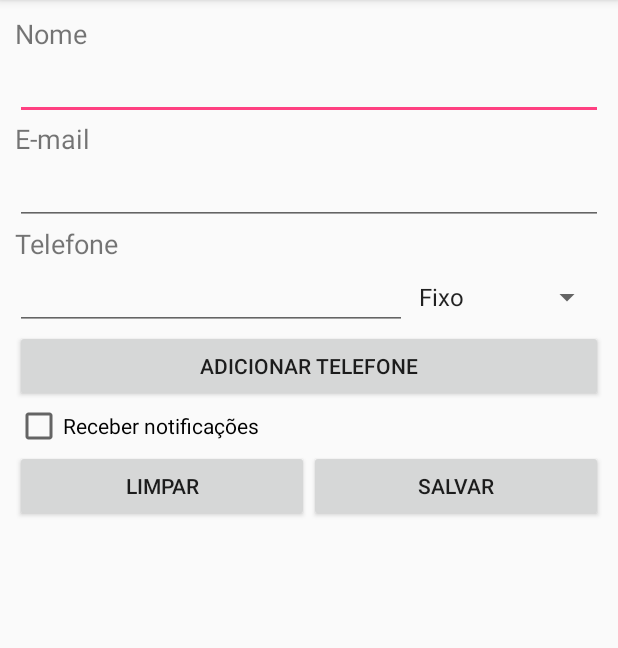
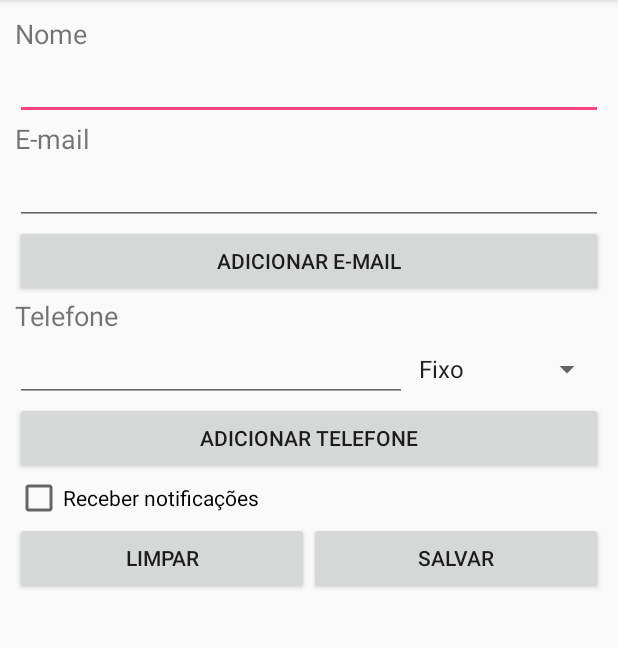
Before and after one commit to joaolutzSDM/LayoutsSDM, an Android app: the screen it shows after launch (MainActivity), after a tap on "ADICIONAR TELEFONE", on a phone screen of 412 x 824 dp, the part 84-732 px from its top. Run offline under Robolectric (Android 15) with nearby library versions, the phone set to English and light mode, and no system bars; 1 other tap on this screen came first.

Commit message:
Finalizando projeto de Layout para entrega.

```diff
--- a/app/src/main/java/br/edu/ifsp/scl/sdm/layoutssdm/MainActivity.java
+++ b/app/src/main/java/br/edu/ifsp/scl/sdm/layoutssdm/MainActivity.java
@@ -1,15 +1,14 @@
 package br.edu.ifsp.scl.sdm.layoutssdm;
 
-import android.os.PersistableBundle;
 import android.support.v7.app.AppCompatActivity;
 import android.os.Bundle;
-import android.view.LayoutInflater;
 import android.view.View;
 import android.widget.CheckBox;
 import android.widget.CompoundButton;
 import android.widget.EditText;
 import android.widget.LinearLayout;
 import android.widget.RadioGroup;
+import android.widget.Spinner;
 
 import java.util.ArrayList;
 
@@ -18,15 +17,19 @@ public class MainActivity extends AppCompatActivity {
     private final String ESTADO_NOTIFICACAO_CHECKBOX = "ESTADO_NOTIFICACAO_CHECKBOX";
     private final String NOTIFICACAO_RADIOBUTTON_SELECIONADO = "NOTIFICACAO_RADIOBUTTON_SELECIONADO";
 
+    private final String EMAIL_VIEWS = "EMAIL_VIEWS";
+    private final String TELEFONE_VIEWS = "TELEFONE_VIEWS";
+
     private CheckBox notificacoesCheckBox;
     private RadioGroup notificacoesRadioGroup;
 
     private EditText nomeEditText;
-    private EditText emailEditText;
-    private EditText telefoneEditText;
 
     private LinearLayout telefoneLinearLayout;
-    private ArrayList<View> telefoneArrayList;
+    private ArrayList<Contato> telefoneArrayList;
+
+    private LinearLayout emailLinearLayout;
+    private ArrayList<Contato> emailArrayList;
 
     @Override
     protected void onCreate(Bundle savedInstanceState) {
@@ -37,24 +40,46 @@ public class MainActivity extends AppCompatActivity {
         notificacoesRadioGroup = findViewById(R.id.notificacoesRadioGroup);
 
         nomeEditText = findViewById(R.id.nomeEditText);
-        emailEditText = findViewById(R.id.emailEditText);
-        //telefoneEditText = findViewById(R.id.telefoneEditText);
+
+        emailLinearLayout = findViewById(R.id.emailLinearLayout);
         telefoneLinearLayout = findViewById(R.id.telefoneLinearLayout);
 
         telefoneArrayList = new ArrayList<>();
+        emailArrayList = new ArrayList<>();
+
+        if(savedInstanceState != null) {
+            emailLinearLayout.removeAllViewsInLayout();
+            emailArrayList = (ArrayList<Contato>) savedInstanceState.getSerializable(EMAIL_VIEWS);
+            for(int i = 0; i < emailArrayList.size(); i++) {
+                adicionarEmail(null);
+                ((EditText) emailLinearLayout.getChildAt(i).findViewById(R.id.emailEditText)).setText(emailArrayList.get(i).getEmail());
+            }
+
+            telefoneLinearLayout.removeAllViewsInLayout();
+            emailArrayList = (ArrayList<Contato>) savedInstanceState.getSerializable(TELEFONE_VIEWS);
+            for(int i = 0; i < emailArrayList.size(); i++) {
+                adicionarTelefone(null);
+                ((EditText) telefoneLinearLayout.getChildAt(i).findViewById(R.id.telefoneEditText)).setText(telefoneArrayList.get(i).getTelefone());
+                ((Spinner) telefoneLinearLayout.getChildAt(i).findViewById(R.id.tipoTelefoneSpinner)).setSelection(telefoneArrayList.get(i).getTipoTelefone());
+            }
+        }
 
         // Tratando evento de check no checkbox
         notificacoesCheckBox.setOnCheckedChangeListener(checkListener);
     }
 
     public void adicionarTelefone(View view) {
-        if(view.getId() == R.id.adicionarTelefoneButton) {
-            LayoutInflater layoutInflater = getLayoutInflater();
+        //if(view.getId() == R.id.adicionarTelefoneButton) {
+            View novoTelefoneLayout = getLayoutInflater().inflate(R.layout.novo_telefone_layout, null);
+            telefoneLinearLayout.addView(novoTelefoneLayout);
+        //}
+    }
 
-            View novoTelefoneLayout = layoutInflater.inflate(R.layout.novo_telefone_layout, null);
-            telefoneArrayList.add(novoTelefoneLayout);
-            telefoneLinearLayout.addView(novoTelefoneLayout);
-        }
+    public void adicionarEmail(View view) {
+        //if(view.getId() == R.id.adicionarEmailButton) {
+            View novoEmailLayout = getLayoutInflater().inflate(R.layout.novo_email_layout, null);
+            emailLinearLayout.addView(novoEmailLayout);
+        //}
     }
 
     @Override
@@ -62,6 +87,28 @@ public class MainActivity extends AppCompatActivity {
         super.onSaveInstanceState(outState);
         outState.putBoolean(ESTADO_NOTIFICACAO_CHECKBOX, notificacoesCheckBox.isChecked());
         outState.putInt(NOTIFICACAO_RADIOBUTTON_SELECIONADO, notificacoesRadioGroup.getCheckedRadioButtonId());
+
+        emailArrayList.clear();
+        telefoneArrayList.clear();
+
+        for(int i = 0; i < emailLinearLayout.getChildCount(); i++) {
+            Contato email = new Contato();
+            EditText emailEditText = emailLinearLayout.getChildAt(i).findViewById(R.id.emailEditText);
+            email.setEmail(emailEditText.getText().toString());
+            emailArrayList.add(email);
+        }
+
+        for(int i = 0; i < telefoneLinearLayout.getChildCount(); i++) {
+            Contato telefone = new Contato();
+            EditText telefoneEditText = telefoneLinearLayout.getChildAt(i).findViewById(R.id.telefoneEditText);
+            Spinner tipoTelefoneSpinner = telefoneLinearLayout.getChildAt(i).findViewById(R.id.tipoTelefoneSpinner);
+            telefone.setTelefone(telefoneEditText.getText().toString());
+            telefone.setTipoTelefone(tipoTelefoneSpinner.getSelectedItemPosition());
+            telefoneArrayList.add(telefone);
+        }
+
+        outState.putSerializable(EMAIL_VIEWS, emailArrayList);
+        outState.putSerializable(TELEFONE_VIEWS, telefoneArrayList);
     }
 
     @Override
@@ -74,28 +121,47 @@ public class MainActivity extends AppCompatActivity {
             notificacoesRadioGroup.check(idRadioButtonSelecionado);
         }
 
+        if(emailLinearLayout.getChildCount() > 0) {
+            emailArrayList = (ArrayList<Contato>) savedInstanceState.getSerializable(EMAIL_VIEWS);
+            if(!emailArrayList.isEmpty()) {
+                for(int i = 0; i < emailArrayList.size(); i++) {
+                    ((EditText) emailLinearLayout.getChildAt(i).findViewById(R.id.emailEditText)).setText(emailArrayList.get(i).getEmail());
+                }
+            }
+        }
+
+        if(telefoneLinearLayout.getChildCount() > 0) {
+            telefoneArrayList = (ArrayList<Contato>) savedInstanceState.getSerializable(TELEFONE_VIEWS);
+            if (!telefoneArrayList.isEmpty()) {
+                for (int i = 0; i < telefoneArrayList.size(); i++) {
+                    ((EditText) telefoneLinearLayout.getChildAt(i).findViewById(R.id.telefoneEditText)).setText(telefoneArrayList.get(i).getTelefone());
+                    ((Spinner) telefoneLinearLayout.getChildAt(i).findViewById(R.id.tipoTelefoneSpinner)).setSelection(telefoneArrayList.get(i).getTipoTelefone());
+                }
+            }
+        }
+
     }
 
     private CompoundButton.OnCheckedChangeListener checkListener = new CompoundButton.OnCheckedChangeListener() {
         @Override
         public void onCheckedChanged(CompoundButton buttonView, boolean isChecked) {
             if(isChecked) {
-                    notificacoesRadioGroup.setVisibility(View.VISIBLE);
-                } else {
-                    notificacoesRadioGroup.setVisibility(View.GONE);
-                }
+                notificacoesRadioGroup.setVisibility(View.VISIBLE);
+            } else {
+                notificacoesRadioGroup.setVisibility(View.GONE);
+            }
         }
     };
 
     public void limparFormulario(View view) {
         nomeEditText.setText("");
-        emailEditText.setText("");
-        telefoneEditText.setText("");
+        //limpa os arrays com as views dinâmicas
+        emailArrayList.clear();
+        telefoneArrayList.clear();
 
         //limpa o checkbox e o radio group
         notificacoesCheckBox.setChecked(false);
         notificacoesRadioGroup.clearCheck();
     }
 
-
 }
--- /dev/null
+++ b/app/src/main/res/layout/novo_email_layout.xml
@@ -0,0 +1,27 @@
+<?xml version="1.0" encoding="utf-8"?>
+<LinearLayout xmlns:android="http://schemas.android.com/apk/res/android"
+    android:orientation="vertical" android:layout_width="match_parent"
+    android:layout_height="wrap_content">
+
+    <TextView
+        android:id="@+id/emailTextView"
+        android:layout_width="match_parent"
+        android:layout_height="wrap_content"
+        android:textSize="18sp"
+        android:text="E-mail"/>
+
+    <LinearLayout
+        android:orientation="horizontal"
+        android:layout_width="match_parent"
+        android:layout_height="wrap_content">
+
+        <EditText
+            android:id="@+id/emailEditText"
+            android:inputType="textEmailAddress"
+            android:layout_weight="1"
+            android:layout_width="match_parent"
+            android:layout_height="wrap_content"/>
+
+    </LinearLayout>
+
+</LinearLayout>
--- a/app/src/main/res/layout/scroll_view_activity_main.xml
+++ b/app/src/main/res/layout/scroll_view_activity_main.xml
@@ -21,18 +21,18 @@
             android:layout_width="match_parent"
             android:layout_height="wrap_content"/>
 
-        <TextView
-            android:id="@+id/emailTextView"
+        <LinearLayout
+            android:id="@+id/emailLinearLayout"
             android:layout_width="match_parent"
             android:layout_height="wrap_content"
-            android:textSize="18sp"
-            android:text="E-mail"/>
+            android:orientation="vertical" />
 
-        <EditText
-            android:id="@+id/emailEditText"
-            android:inputType="textEmailAddress"
+        <Button
+            android:id="@+id/adicionarEmailButton"
             android:layout_width="match_parent"
-            android:layout_height="wrap_content"/>
+            android:layout_height="wrap_content"
+            android:text="Adicionar e-mail"
+            android:onClick="adicionarEmail"/>
 
         <LinearLayout
             android:id="@+id/telefoneLinearLayout"
```
Also changed, not shown: app/src/main/java/br/edu/ifsp/scl/sdm/layoutssdm/Contato.java (added, +38 -0 lines).
